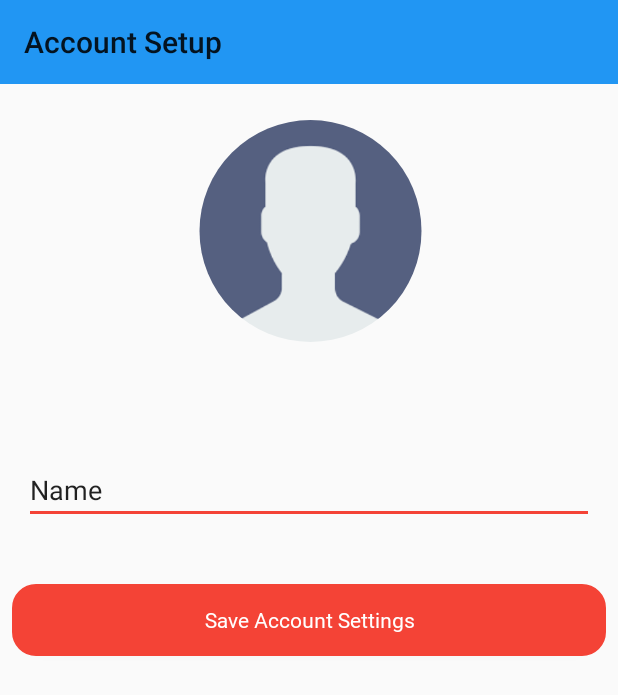
After one commit to ticou973/Photo-Blog, an Android app: the SetUpActivity screen opened directly, with no data from a screen before it, on a phone screen of 412 x 824 dp. The commit adds this screen. Shown: the top 695 px of the screen. Run offline under Robolectric (Android 15) with nearby library versions, the phone set to English and light mode, and no system bars; our stand-ins replace CircleImageView.

Commit message:
SetUpActivity et settings plus gestion des permissions pour les demander (READ stoarge à partir de Marshmallow

```diff
--- a/app/build.gradle
+++ b/app/build.gradle
@@ -26,9 +26,12 @@ dependencies {
     testImplementation 'junit:junit:4.12'
     androidTestImplementation 'com.android.support.test:runner:1.0.1'
     androidTestImplementation 'com.android.support.test.espresso:espresso-core:3.0.1'
+    compile 'de.hdodenhof:circleimageview:2.2.0'
+
 }
 
 
 
 
+
 apply plugin: 'com.google.gms.google-services'
--- a/app/src/main/AndroidManifest.xml
+++ b/app/src/main/AndroidManifest.xml
@@ -3,6 +3,8 @@
     package="com.example.thierrycouilleault.blogphoto">
 
     <uses-permission android:name="android.permission.INTERNET" />
+    <uses-permission android:name="android.permission.READ_EXTERNAL_STORAGE"/>
+    <uses-permission android:name="android.permission.WRITE_EXTERNAL_STORAGE"/>
 
     <application
         android:allowBackup="true"
@@ -23,7 +25,8 @@
         <activity
             android:name=".LoginActivity"
             android:screenOrientation="portrait" />
-        <activity android:name=".RegisterActivity"></activity>
+        <activity android:name=".RegisterActivity" />
+        <activity android:name=".SetUpActivity"></activity>
     </application>
 
 </manifest>
--- a/app/src/main/java/com/example/thierrycouilleault/blogphoto/RegisterActivity.java
+++ b/app/src/main/java/com/example/thierrycouilleault/blogphoto/RegisterActivity.java
@@ -40,6 +40,17 @@ public class RegisterActivity extends AppCompatActivity {
         mAuth = FirebaseAuth.getInstance();
 
 
+        mRegLoginBtn.setOnClickListener(new View.OnClickListener() {
+            @Override
+            public void onClick(View v) {
+
+                finish();
+
+
+            }
+        });
+
+
         mRegCreateAccountBtn.setOnClickListener(new View.OnClickListener() {
             @Override
             public void onClick(View v) {
@@ -61,7 +72,9 @@ public class RegisterActivity extends AppCompatActivity {
 
                                 if (task.isSuccessful()){
 
-                                    sendtoMain();
+                                    Intent setUpIntent = new Intent(RegisterActivity.this, SetUpActivity.class);
+                                    startActivity(setUpIntent);
+                                    finish();
 
                                 } else {
 
--- /dev/null
+++ b/app/src/main/java/com/example/thierrycouilleault/blogphoto/SetUpActivity.java
@@ -0,0 +1,68 @@
+package com.example.thierrycouilleault.blogphoto;
+
+import android.Manifest;
+import android.content.pm.PackageManager;
+import android.os.Build;
+import android.os.Bundle;
+import android.support.v4.app.ActivityCompat;
+import android.support.v4.content.ContextCompat;
+import android.support.v7.app.AppCompatActivity;
+import android.support.v7.widget.Toolbar;
+import android.view.View;
+import android.widget.Toast;
+
+import de.hdodenhof.circleimageview.CircleImageView;
+
+public class SetUpActivity extends AppCompatActivity {
+
+    Toolbar setUpToolbar;
+    CircleImageView circleImageView;
+
+    @Override
+    protected void onCreate(Bundle savedInstanceState) {
+        super.onCreate(savedInstanceState);
+        setContentView(R.layout.activity_set_up);
+
+        setUpToolbar = findViewById(R.id.setup_toolbar);
+        setSupportActionBar(setUpToolbar);
+        getSupportActionBar().setTitle("Account Setup");
+
+
+        circleImageView = findViewById(R.id.set_up_image);
+
+        circleImageView.setOnClickListener(new View.OnClickListener() {
+            @Override
+            public void onClick(View v) {
+
+                if(Build.VERSION.SDK_INT >= Build.VERSION_CODES.M) {
+
+                    //Pour demander la permission car après MArshmallow , elle est obligatoire
+
+                    if(ContextCompat.checkSelfPermission(SetUpActivity.this, Manifest.permission.READ_EXTERNAL_STORAGE) != PackageManager.PERMISSION_GRANTED){
+
+
+                        Toast.makeText(SetUpActivity.this, "Permission denied", Toast.LENGTH_LONG).show();
+                        ActivityCompat.requestPermissions(SetUpActivity.this, new String[]{Manifest.permission.READ_EXTERNAL_STORAGE},1);
+
+
+
+
+                    } else {
+
+                        Toast.makeText(SetUpActivity.this, "You already have the permissions", Toast.LENGTH_LONG).show();
+
+                    }
+
+
+
+
+                }
+
+
+
+            }
+        });
+
+
+    }
+}
--- /dev/null
+++ b/app/src/main/res/layout/activity_set_up.xml
@@ -0,0 +1,71 @@
+<?xml version="1.0" encoding="utf-8"?>
+<android.support.constraint.ConstraintLayout xmlns:android="http://schemas.android.com/apk/res/android"
+    xmlns:app="http://schemas.android.com/apk/res-auto"
+    xmlns:tools="http://schemas.android.com/tools"
+    android:layout_width="match_parent"
+    android:layout_height="match_parent"
+    tools:context="com.example.thierrycouilleault.blogphoto.SetUpActivity">
+
+    <android.support.v7.widget.Toolbar
+        android:id="@+id/setup_toolbar"
+        android:layout_width="0dp"
+        android:layout_height="wrap_content"
+        android:background="?attr/colorPrimary"
+        android:minHeight="?attr/actionBarSize"
+        android:theme="?attr/actionBarTheme"
+        app:layout_constraintEnd_toEndOf="parent"
+        app:layout_constraintLeft_toLeftOf="parent"
+        app:layout_constraintRight_toRightOf="parent"
+        app:layout_constraintStart_toStartOf="parent"
+        app:layout_constraintTop_toTopOf="parent" />
+
+    <de.hdodenhof.circleimageview.CircleImageView
+        android:id="@+id/set_up_image"
+        android:layout_width="163dp"
+        android:layout_height="148dp"
+        android:layout_marginTop="80dp"
+        android:src="@drawable/default_avatar"
+        app:layout_constraintEnd_toEndOf="parent"
+        app:layout_constraintHorizontal_bias="0.503"
+        app:layout_constraintLeft_toLeftOf="parent"
+        app:layout_constraintRight_toRightOf="parent"
+        app:layout_constraintStart_toStartOf="parent"
+        app:layout_constraintTop_toTopOf="parent" />
+
+    <EditText
+        android:id="@+id/settings_name"
+        android:layout_width="0dp"
+        android:layout_height="wrap_content"
+        android:layout_marginEnd="16dp"
+        android:layout_marginStart="16dp"
+        android:layout_marginTop="76dp"
+        android:ems="10"
+        android:inputType="textPersonName"
+        android:text="@string/name"
+        app:layout_constraintEnd_toEndOf="parent"
+        app:layout_constraintHorizontal_bias="0.503"
+        app:layout_constraintLeft_toLeftOf="parent"
+        app:layout_constraintRight_toRightOf="parent"
+        app:layout_constraintStart_toStartOf="parent"
+        app:layout_constraintTop_toBottomOf="@+id/set_up_image" />
+
+    <Button
+        android:id="@+id/save_settings_btn"
+        android:layout_width="0dp"
+        android:layout_height="wrap_content"
+        android:layout_marginEnd="8dp"
+        android:layout_marginStart="8dp"
+        android:layout_marginTop="40dp"
+        android:background="@drawable/radius_button"
+        android:fontFamily="@font/roboto"
+        android:text="@string/save_account_settings"
+        android:textAllCaps="false"
+        android:textColor="@android:color/white"
+        app:layout_constraintEnd_toEndOf="parent"
+        app:layout_constraintHorizontal_bias="0.0"
+        app:layout_constraintRight_toRightOf="parent"
+        app:layout_constraintStart_toStartOf="parent"
+        app:layout_constraintTop_toBottomOf="@+id/settings_name" />
+
+
+</android.support.constraint.ConstraintLayout>
--- a/app/src/main/res/values/strings.xml
+++ b/app/src/main/res/values/strings.xml
@@ -13,4 +13,6 @@
     <string name="create_account">Create Account</string>
     <string name="already_account">Already have an Account ?</string>
     <string name="password_confirm_doesnt_work">Confirm password and confirm password doesn\'t match !</string>
+    <string name="name">Name</string>
+    <string name="save_account_settings">Save Account Settings</string>
 </resources>
```
Also changed, not shown: app/src/main/res/drawable/default_avatar.png (added).
